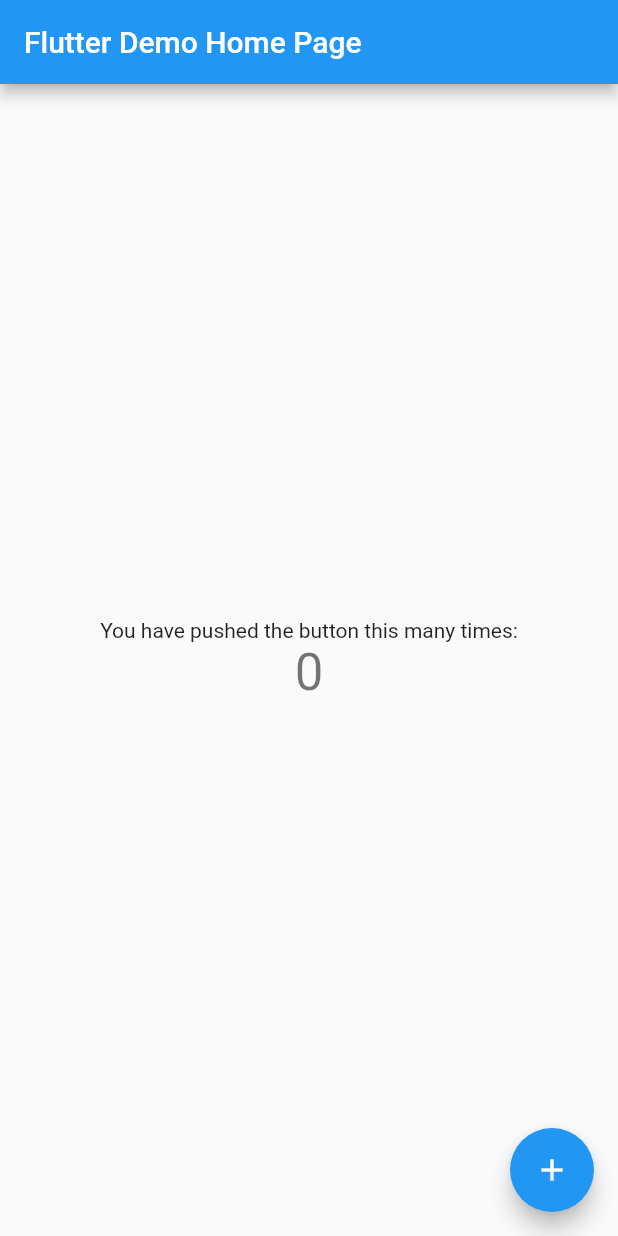
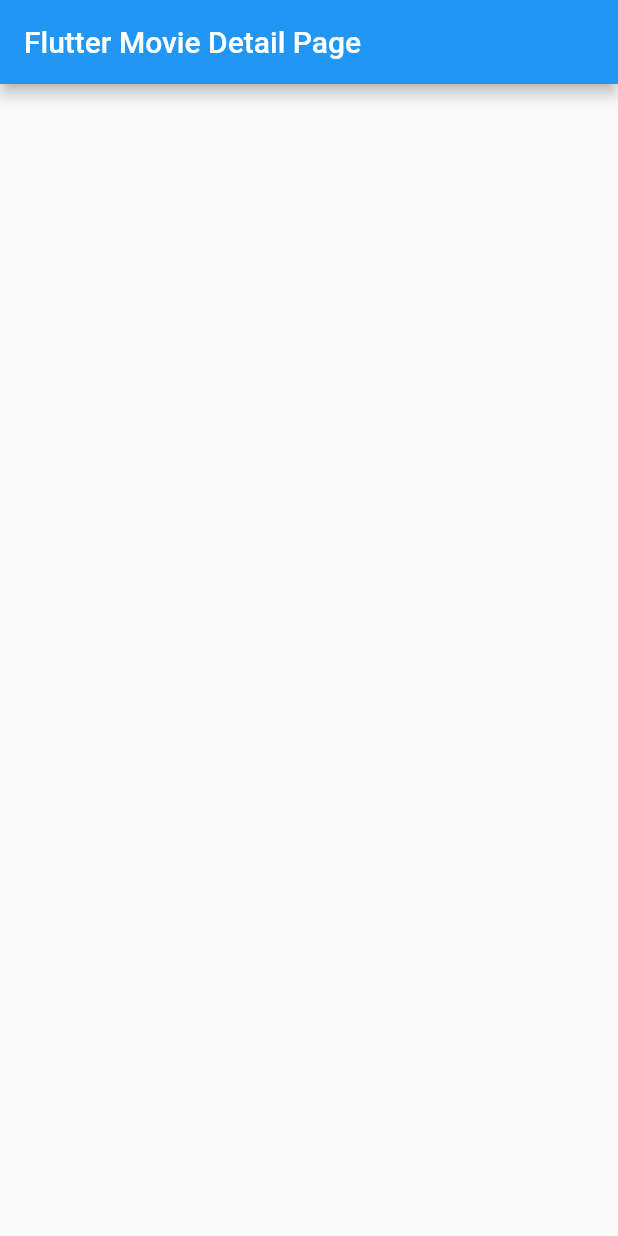
Before and after one commit to omrobbie/flutter-movie-detail-ui, a Flutter app: the screen it shows after launch, on a phone screen of 412 x 824 dp. Run offline on Flutter 3.47's test engine with Material 2 defaults, Android fonts, the phone set to English and light mode, and no system bars.

Commit message:
clean up

```diff
--- a/lib/main.dart
+++ b/lib/main.dart
@@ -3,107 +3,37 @@ import 'package:flutter/material.dart';
 void main() => runApp(new MyApp());
 
 class MyApp extends StatelessWidget {
-  // This widget is the root of your application.
   @override
   Widget build(BuildContext context) {
     return new MaterialApp(
-      title: 'Flutter Demo',
+      debugShowCheckedModeBanner: false,
+      title: 'Flutter Movie Detail',
       theme: new ThemeData(
-        // This is the theme of your application.
-        //
-        // Try running your application with "flutter run". You'll see the
-        // application has a blue toolbar. Then, without quitting the app, try
-        // changing the primarySwatch below to Colors.green and then invoke
-        // "hot reload" (press "r" in the console where you ran "flutter run",
-        // or press Run > Flutter Hot Reload in IntelliJ). Notice that the
-        // counter didn't reset back to zero; the application is not restarted.
         primarySwatch: Colors.blue,
       ),
-      home: new MyHomePage(title: 'Flutter Demo Home Page'),
+      home: new MyHomePage(title: 'Flutter Movie Detail Page'),
     );
   }
 }
 
 class MyHomePage extends StatefulWidget {
+  final String title;
+
   MyHomePage({Key key, this.title}) : super(key: key);
-
-  // This widget is the home page of your application. It is stateful, meaning
-  // that it has a State object (defined below) that contains fields that affect
-  // how it looks.
-
-  // This class is the configuration for the state. It holds the values (in this
-  // case the title) provided by the parent (in this case the App widget) and
-  // used by the build method of the State. Fields in a Widget subclass are
-  // always marked "final".
-
-  final String title;
 
   @override
   _MyHomePageState createState() => new _MyHomePageState();
 }
 
 class _MyHomePageState extends State<MyHomePage> {
-  int _counter = 0;
-
-  void _incrementCounter() {
-    setState(() {
-      // This call to setState tells the Flutter framework that something has
-      // changed in this State, which causes it to rerun the build method below
-      // so that the display can reflect the updated values. If we changed
-      // _counter without calling setState(), then the build method would not be
-      // called again, and so nothing would appear to happen.
-      _counter++;
-    });
-  }
-
   @override
   Widget build(BuildContext context) {
-    // This method is rerun every time setState is called, for instance as done
-    // by the _incrementCounter method above.
-    //
-    // The Flutter framework has been optimized to make rerunning build methods
-    // fast, so that you can just rebuild anything that needs updating rather
-    // than having to individually change instances of widgets.
     return new Scaffold(
       appBar: new AppBar(
-        // Here we take the value from the MyHomePage object that was created by
-        // the App.build method, and use it to set our appbar title.
         title: new Text(widget.title),
       ),
-      body: new Center(
-        // Center is a layout widget. It takes a single child and positions it
-        // in the middle of the parent.
-        child: new Column(
-          // Column is also layout widget. It takes a list of children and
-          // arranges them vertically. By default, it sizes itself to fit its
-          // children horizontally, and tries to be as tall as its parent.
-          //
-          // Invoke "debug paint" (press "p" in the console where you ran
-          // "flutter run", or select "Toggle Debug Paint" from the Flutter tool
-          // window in IntelliJ) to see the wireframe for each widget.
-          //
-          // Column has various properties to control how it sizes itself and
-          // how it positions its children. Here we use mainAxisAlignment to
-          // center the children vertically; the main axis here is the vertical
-          // axis because Columns are vertical (the cross axis would be
-          // horizontal).
-          mainAxisAlignment: MainAxisAlignment.center,
-          children: <Widget>[
-            new Text(
-              'You have pushed the button this many times:',
-            ),
-            new Text(
-              '$_counter',
-              style: Theme.of(context).textTheme.display1,
-            ),
-          ],
-        ),
-      ),
-      floatingActionButton: new FloatingActionButton(
-        onPressed: _incrementCounter,
-        tooltip: 'Increment',
-        child: new Icon(Icons.add),
-      ), // This trailing comma makes auto-formatting nicer for build methods.
+      body:
+          new Center(), // This trailing comma makes auto-formatting nicer for build methods.
     );
   }
 }
```
